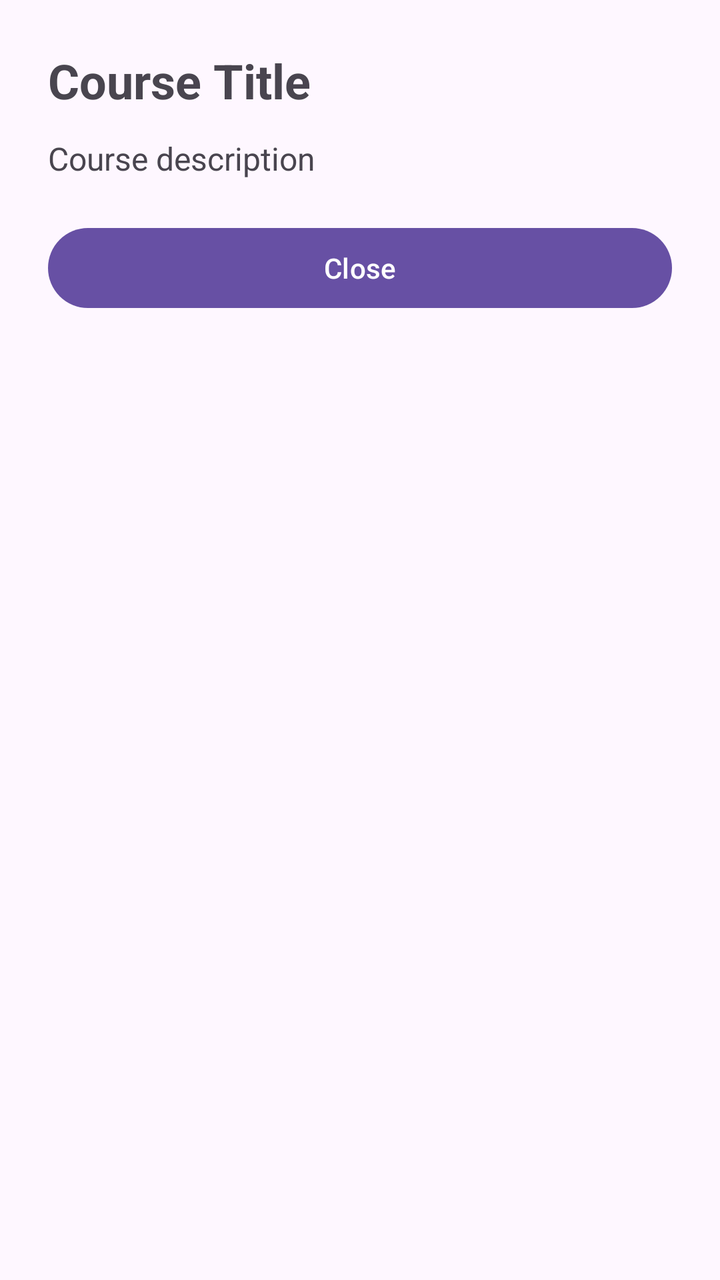
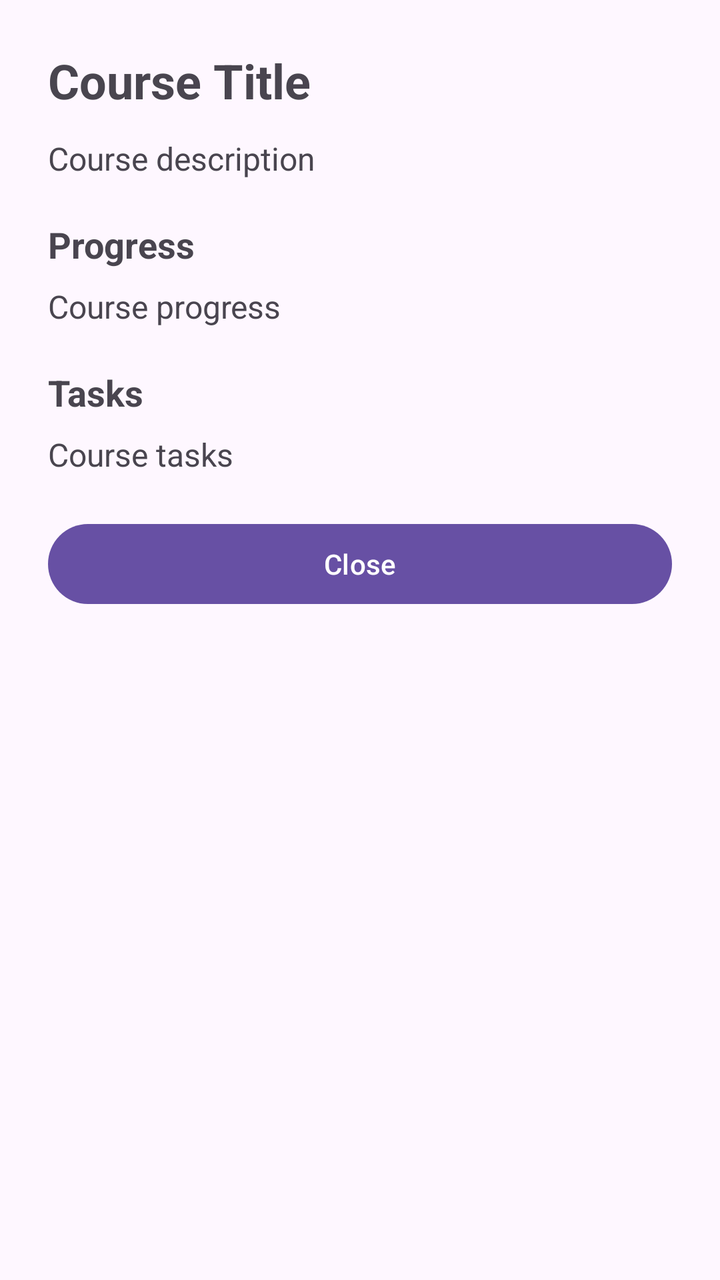

An Android layout rendered at two revisions. The XML below is the earlier revision; the diff shows what the commit changed to produce the second picture.
<!-- AndroidManifest.xml: application theme Theme.DayPlan -->
<!-- res/layout/bottom_sheet_course_details.xml -->
<?xml version="1.0" encoding="utf-8"?>
<androidx.constraintlayout.widget.ConstraintLayout xmlns:android="http://schemas.android.com/apk/res/android"
    android:layout_width="match_parent"
    android:layout_height="match_parent">

    <LinearLayout
        android:layout_width="match_parent"
        android:layout_height="wrap_content"
        android:orientation="vertical"
        android:padding="24dp">

        <TextView
            android:id="@+id/courseTitleTextView"
            android:layout_width="match_parent"
            android:layout_height="wrap_content"
            android:layout_marginBottom="12dp"
            android:text="Course Title"
            android:textSize="24sp"
            android:textStyle="bold" />

        <TextView
            android:id="@+id/courseDescriptionTextView"
            android:layout_width="match_parent"
            android:layout_height="wrap_content"
            android:layout_marginBottom="20dp"
            android:text="Course description"
            android:textSize="16sp" />

        <Button
            android:id="@+id/closeButton"
            android:layout_width="match_parent"
            android:layout_height="wrap_content"
            android:text="Close" />

    </LinearLayout>
</androidx.constraintlayout.widget.ConstraintLayout>
<!-- resources referenced by this layout -->
<resources>
  <style name="Theme.DayPlan" parent="Base.Theme.DayPlan" />
  <style name="Base.Theme.DayPlan" parent="Theme.Material3.DayNight.NoActionBar">
          
          
      </style>
</resources>

<!-- the commit's change to res/layout/bottom_sheet_course_details.xml (unified diff, before → after) -->
@@ -1,7 +1,7 @@
 <?xml version="1.0" encoding="utf-8"?>
 <androidx.constraintlayout.widget.ConstraintLayout xmlns:android="http://schemas.android.com/apk/res/android"
     android:layout_width="match_parent"
-    android:layout_height="match_parent">
+    android:layout_height="wrap_content">
 
     <LinearLayout
         android:layout_width="match_parent"
@@ -10,27 +10,59 @@
         android:padding="24dp">
 
         <TextView
-            android:id="@+id/courseTitleTextView"
-            android:layout_width="match_parent"
-            android:layout_height="wrap_content"
-            android:layout_marginBottom="12dp"
-            android:text="Course Title"
-            android:textSize="24sp"
-            android:textStyle="bold" />
+			android:id="@+id/courseTitleTextView"
+			android:layout_width="match_parent"
+			android:layout_height="wrap_content"
+			android:layout_marginBottom="12dp"
+			android:text="Course Title"
+			android:textSize="24sp"
+			android:textStyle="bold" />
 
-        <TextView
-            android:id="@+id/courseDescriptionTextView"
-            android:layout_width="match_parent"
-            android:layout_height="wrap_content"
-            android:layout_marginBottom="20dp"
-            android:text="Course description"
-            android:textSize="16sp" />
+		<TextView
+			android:id="@+id/courseDescriptionTextView"
+			android:layout_width="match_parent"
+			android:layout_height="wrap_content"
+			android:layout_marginBottom="20dp"
+			android:text="Course description"
+			android:textSize="16sp" />
 
-        <Button
-            android:id="@+id/closeButton"
-            android:layout_width="match_parent"
-            android:layout_height="wrap_content"
-            android:text="Close" />
+		<TextView
+			android:layout_width="match_parent"
+			android:layout_height="wrap_content"
+			android:layout_marginBottom="8dp"
+			android:text="Progress"
+			android:textSize="18sp"
+			android:textStyle="bold" />
+
+		<TextView
+			android:id="@+id/courseProgressTextView"
+			android:layout_width="match_parent"
+			android:layout_height="wrap_content"
+			android:layout_marginBottom="20dp"
+			android:text="Course progress"
+			android:textSize="16sp" />
+
+		<TextView
+			android:layout_width="match_parent"
+			android:layout_height="wrap_content"
+			android:layout_marginBottom="8dp"
+			android:text="Tasks"
+			android:textSize="18sp"
+			android:textStyle="bold" />
+
+		<TextView
+			android:id="@+id/courseTasksTextView"
+			android:layout_width="match_parent"
+			android:layout_height="wrap_content"
+			android:layout_marginBottom="20dp"
+			android:text="Course tasks"
+			android:textSize="16sp" />
+
+		<Button
+			android:id="@+id/closeButton"
+			android:layout_width="match_parent"
+			android:layout_height="wrap_content"
+			android:text="Close" />
 
     </LinearLayout>
 </androidx.constraintlayout.widget.ConstraintLayout>
